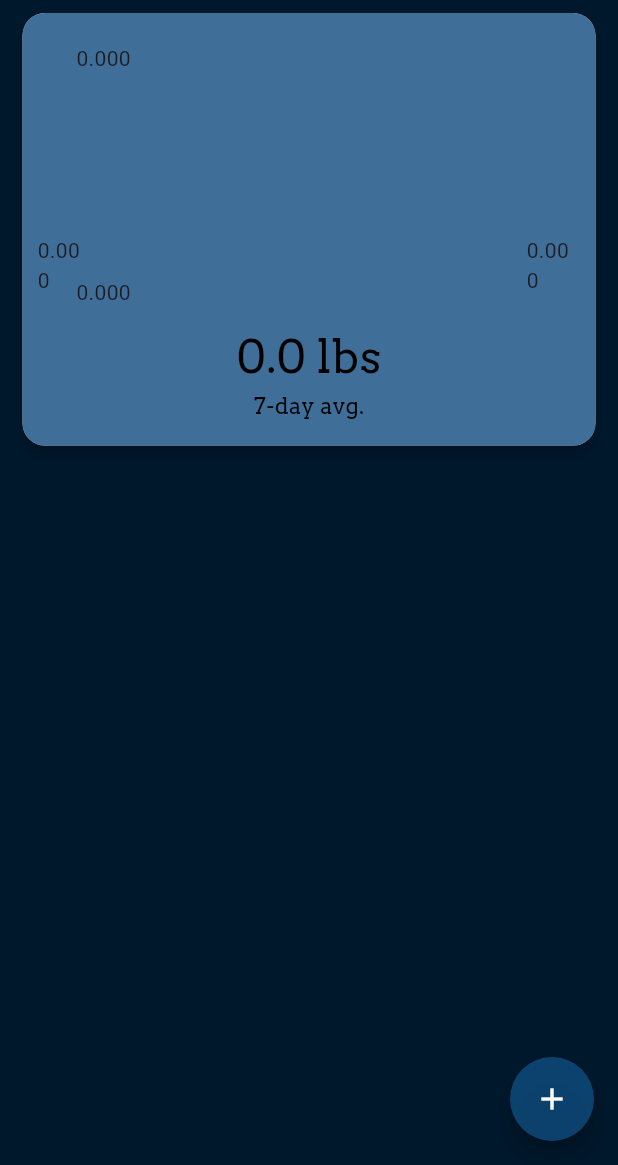
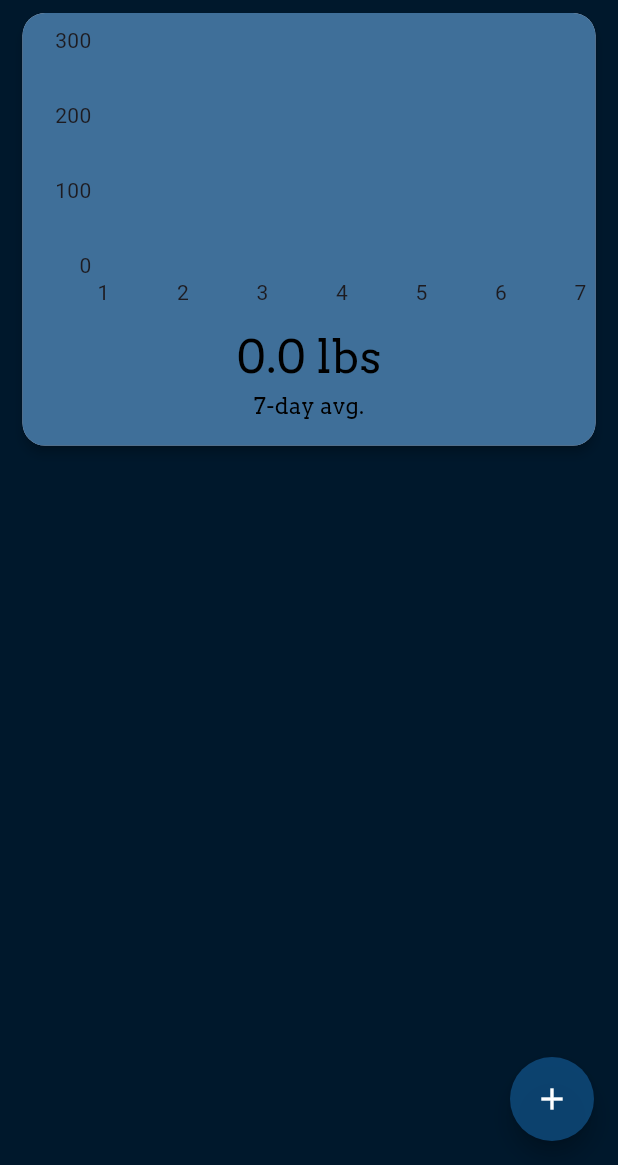
Before and after one commit to rahulg221/cut_calc_, a Flutter app: the screen it shows after launch, on a phone screen of 412 x 824 dp, the part 71-1236 px from its top. Run offline on Flutter 3.47's test engine with Material 2 defaults, Android fonts, the phone set to English and light mode, and no system bars; drawn by our look-alikes of fl_chart; our stand-ins replace sqflite; accounts and stored records are empty.

Commit message:
Add files via upload

```diff
--- a/lib/homepage.dart
+++ b/lib/homepage.dart
@@ -17,6 +17,8 @@ class _MyHomePageState extends State<MyHomePage> {
   //Logs
   List<Map<String, dynamic>> _logs = [];
   bool _isLoading = true;
+
+  double maxY = 300;
 
   //Color.fromARGB(255, 255, 111, 0);
   Color primaryColor = Color.fromARGB(255, 0, 24, 44);
@@ -53,6 +55,16 @@ class _MyHomePageState extends State<MyHomePage> {
     String notes = _noteController.text;
     List<FlSpot> dataPts = [];
     await SQLHelper.addLog(weight, notes);
+
+    setState(() {
+      if (weight < 100) {
+        maxY = 100;
+      } else if (weight < 200) {
+        maxY = 200;
+      } else if (weight < 300) {
+        maxY = 300;
+      }
+    });
 
     _refreshLogs();
   }
@@ -275,7 +287,18 @@ class _MyHomePageState extends State<MyHomePage> {
                     height: 200,
                     child: LineChart(
                       LineChartData(
+                          minX: 1,
+                          maxX: 7,
+                          minY: 0,
+                          maxY: maxY,
                           borderData: FlBorderData(show: false),
+                          titlesData: FlTitlesData(
+                            rightTitles: AxisTitles(
+                                sideTitles: SideTitles(showTitles: false)),
+                            topTitles: AxisTitles(
+                                sideTitles: SideTitles(showTitles: false)),
+                          ),
+                          gridData: FlGridData(show: false),
                           lineBarsData: [
                             LineChartBarData(
                               spots: dataPoints,
--- a/lib/sql_helper.dart
+++ b/lib/sql_helper.dart
@@ -60,14 +60,21 @@ class SQLHelper {
         orderBy: "id DESC", limit: 7); // Fetch the last 7 entries
   }
 
+  static Future<List<Map<String, dynamic>>> getWeeklyChart() async {
+    final db = await SQLHelper.db();
+    return db.query('items',
+        orderBy: "id ASC", limit: 7); // Fetch the last 7 entries
+  }
+
   static Future<List<FlSpot>> getData() async {
     List<FlSpot> dataPts = [];
+
     int index = 0;
-    double spotIndex = 6;
-    final logs = await getWeeklyLogs();
+    double spotIndex = 8;
+    final logs = await getWeeklyChart();
 
     for (var log in logs) {
-      dataPts.insert(index, FlSpot(spotIndex, log['weight']));
+      dataPts.insert(index, FlSpot(index + 1, log['weight']));
       index++;
       spotIndex--;
     }
```
